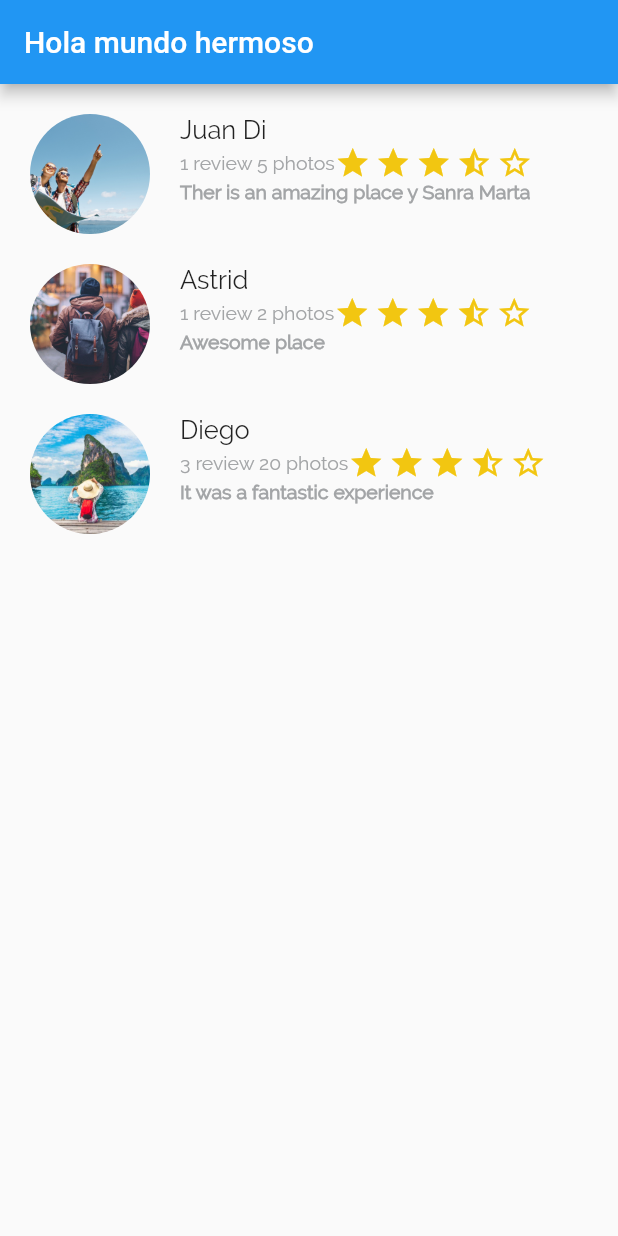
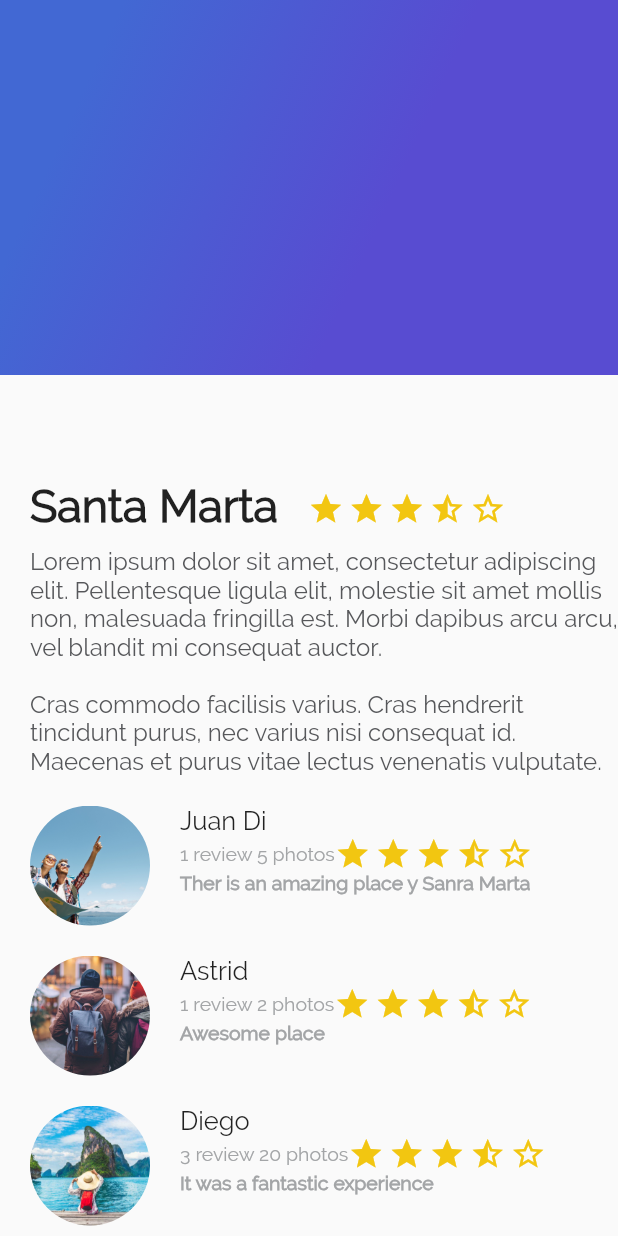
Before and after one commit to darvela/platzi_trips_app, a Flutter app: the screen it shows after launch, on a phone screen of 412 x 824 dp. Run offline on Flutter 3.47's test engine with Material 2 defaults, Android fonts, the phone set to English and light mode, and no system bars.

Commit message:
Se adiciona la imagen gradiente del fondo y se emplea ListView para que los demás componentes hagan scroll por debajo del gradiente

```diff
--- a/lib/description_place.dart
+++ b/lib/description_place.dart
@@ -59,8 +59,8 @@ class DescriptionPlace extends StatelessWidget {
       ],
     );
 
-    final full_description = ListView(
-      padding: const EdgeInsets.all(8),
+    final full_description = Column(
+      //padding: const EdgeInsets.all(8),
       children: <Widget>[
         Container(child: title_stars),
         Container(
--- /dev/null
+++ b/lib/gradient_back.dart
@@ -0,0 +1,23 @@
+import 'package:flutter/material.dart';
+
+class GradientBack extends StatelessWidget {
+  @override
+  Widget build(BuildContext context) {
+
+    return Container (
+      height: 250.0,
+      decoration: BoxDecoration (
+        gradient: LinearGradient (
+          colors: [
+            Color(0xFF4268D3),
+            Color(0xFF584CD1)
+          ],
+          begin: FractionalOffset(0.2, 0.0),
+          end: FractionalOffset(1.0, 0.6),
+          stops: [0.0, 0.6],
+          tileMode: TileMode.clamp
+        )
+      ),
+    );
+  }
+}
--- a/lib/main.dart
+++ b/lib/main.dart
@@ -1,6 +1,7 @@
 import 'package:flutter/material.dart';
 import 'package:platzi_trips_app/description_place.dart';
 import 'package:platzi_trips_app/review_list.dart';
+import 'package:platzi_trips_app/gradient_back.dart';
 
 void main() => runApp(MyApp());
 
@@ -25,11 +26,18 @@ class MyApp extends StatelessWidget {
           primarySwatch: Colors.blue,
         ),
         home: Scaffold(
-          appBar: AppBar(
-            title: Text("Hola mundo hermoso"),
-          ),
           //body: new DescriptionPlace("Santa Marta", 4, descriptionDummy),
-          body: ReviewList(),
+          body: Stack(
+            children: <Widget>[
+              ListView(
+                children: <Widget>[
+                  DescriptionPlace("Santa Marta", 4, descriptionDummy),
+                  ReviewList()
+                ],
+              ),
+              GradientBack()
+            ],
+          )
         ) //MyHomePage(title: 'Flutter Demo Home Page'),
         );
   }
```
